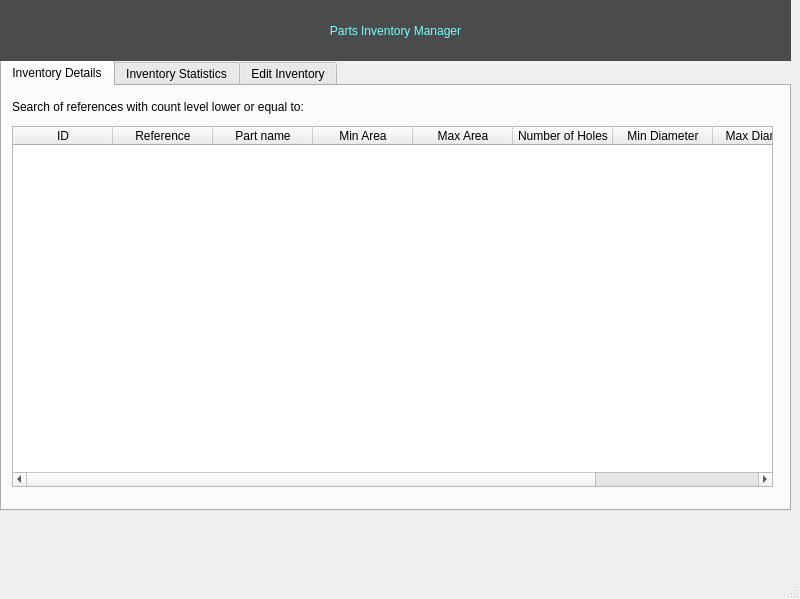
This is src/main.ui in Spritan/Inventory-database-Management- as Qt 5 draws it before an edit. The edited form follows.
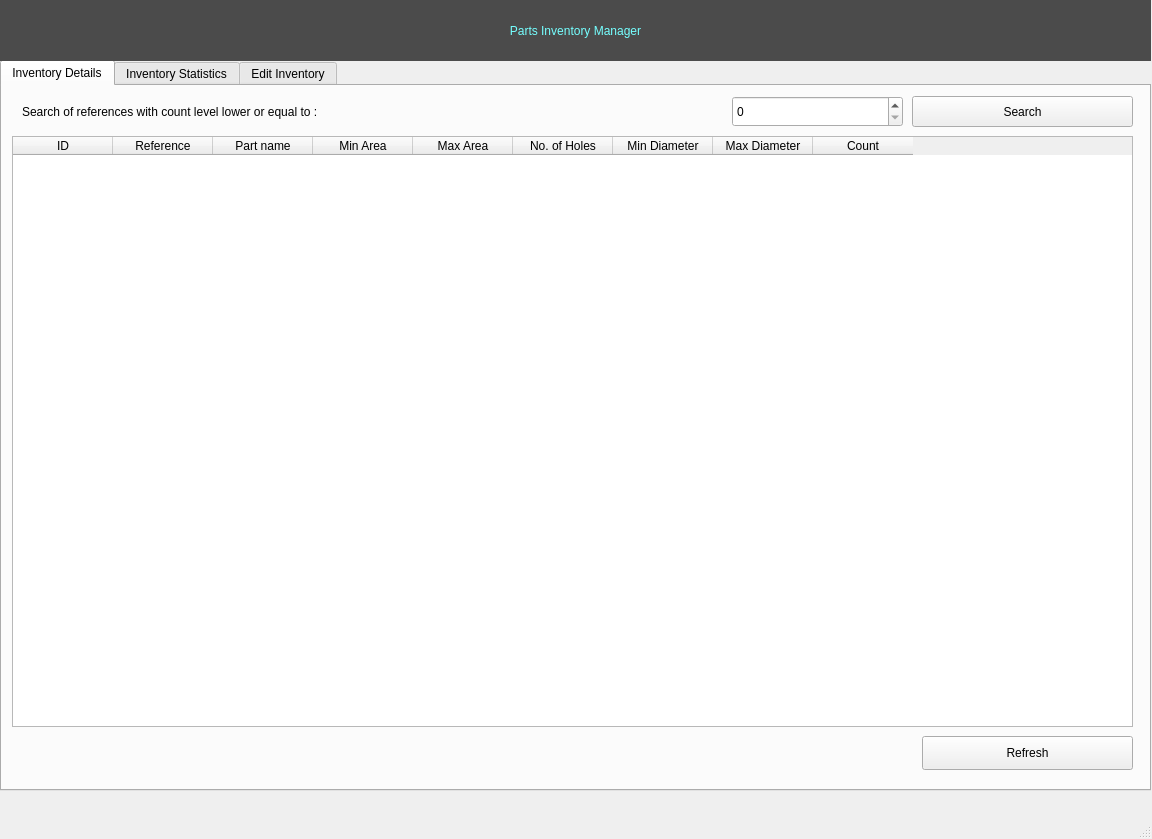
This is the edited form. Icons and pictures are not drawn.

What changed in the file:
```diff
--- a/src/main.ui
+++ b/src/main.ui
@@ -6,8 +6,8 @@
    <rect>
     <x>0</x>
     <y>0</y>
-    <width>800</width>
-    <height>599</height>
+    <width>1152</width>
+    <height>839</height>
    </rect>
   </property>
   <property name="windowTitle">
@@ -19,8 +19,8 @@
      <rect>
       <x>0</x>
       <y>60</y>
-      <width>791</width>
-      <height>451</height>
+      <width>1151</width>
+      <height>731</height>
      </rect>
     </property>
     <property name="styleSheet">
@@ -36,23 +36,23 @@
      <widget class="QLabel" name="label_2">
       <property name="geometry">
        <rect>
-        <x>10</x>
+        <x>20</x>
         <y>0</y>
-        <width>561</width>
-        <height>41</height>
+        <width>601</width>
+        <height>51</height>
        </rect>
       </property>
       <property name="text">
-       <string>Search of references with count level lower or equal to:</string>
+       <string>Search of references with count level lower or equal to :</string>
       </property>
      </widget>
      <widget class="QTableWidget" name="tableWidget">
       <property name="geometry">
        <rect>
         <x>10</x>
-        <y>40</y>
-        <width>761</width>
-        <height>361</height>
+        <y>50</y>
+        <width>1121</width>
+        <height>591</height>
        </rect>
       </property>
       <property name="styleSheet">
@@ -62,6 +62,9 @@
        <property name="text">
         <string>ID</string>
        </property>
+       <property name="textAlignment">
+        <set>AlignCenter</set>
+       </property>
       </column>
       <column>
        <property name="text">
@@ -85,7 +88,7 @@
       </column>
       <column>
        <property name="text">
-        <string>Number of Holes</string>
+        <string>No. of Holes</string>
        </property>
       </column>
       <column>
@@ -104,6 +107,42 @@
        </property>
       </column>
      </widget>
+     <widget class="QSpinBox" name="Count_filter_txt">
+      <property name="geometry">
+       <rect>
+        <x>730</x>
+        <y>10</y>
+        <width>171</width>
+        <height>31</height>
+       </rect>
+      </property>
+     </widget>
+     <widget class="QPushButton" name="Search_btn">
+      <property name="geometry">
+       <rect>
+        <x>910</x>
+        <y>10</y>
+        <width>221</width>
+        <height>31</height>
+       </rect>
+      </property>
+      <property name="text">
+       <string>Search</string>
+      </property>
+     </widget>
+     <widget class="QPushButton" name="Refresh_btn">
+      <property name="geometry">
+       <rect>
+        <x>920</x>
+        <y>650</y>
+        <width>211</width>
+        <height>34</height>
+       </rect>
+      </property>
+      <property name="text">
+       <string>Refresh</string>
+      </property>
+     </widget>
     </widget>
     <widget class="QWidget" name="tab_2">
      <attribute name="title">
@@ -121,7 +160,7 @@
      <rect>
       <x>0</x>
       <y>0</y>
-      <width>791</width>
+      <width>1151</width>
       <height>61</height>
      </rect>
     </property>
```
Left out of the diff: 12 changed lines with no effect on the pictures.
